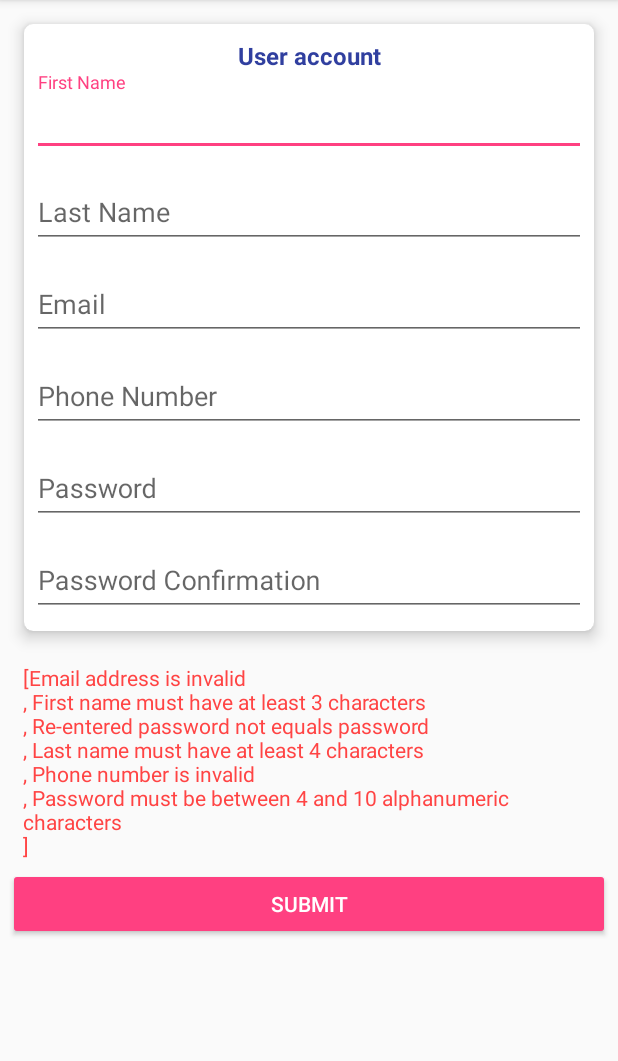
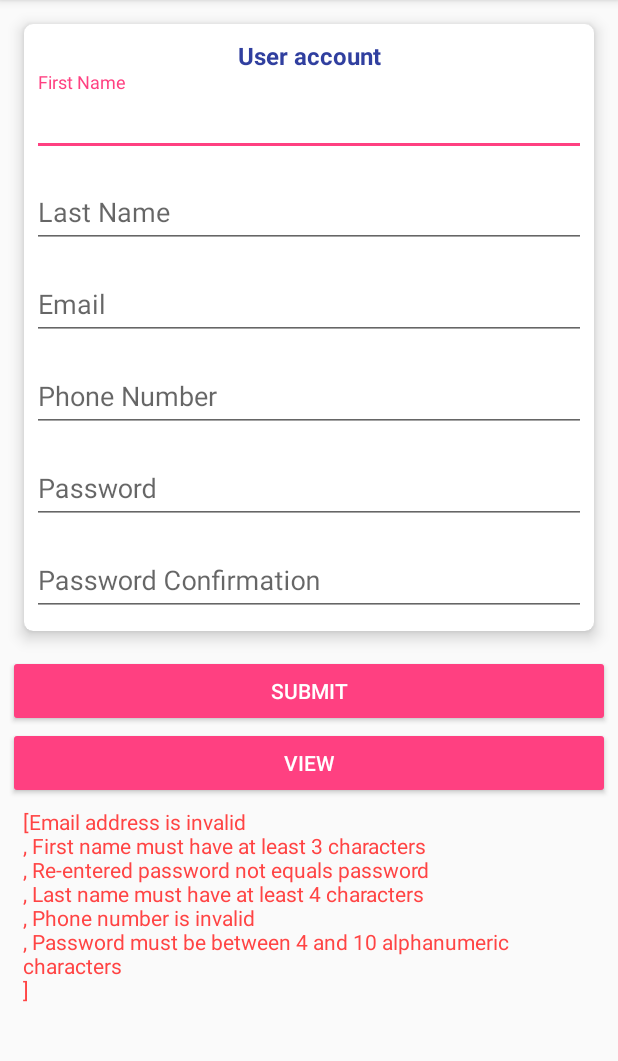
Before and after one commit to dsvnkna/mobile_developing_course, an Android app: the screen it shows after launch (MainActivity), after a tap on "SUBMIT", on a phone screen of 412 x 824 dp, the part 84-1145 px from its top. Run offline under Robolectric (Android 15) with nearby library versions, the phone set to English and light mode, and no system bars.

```diff
--- a/app/src/main/java/lab/dsvnkna/mobile_lab/MainActivity.java
+++ b/app/src/main/java/lab/dsvnkna/mobile_lab/MainActivity.java
@@ -1,5 +1,8 @@
 package lab.dsvnkna.mobile_lab;
 
+import android.content.Context;
+import android.content.Intent;
+import android.content.SharedPreferences;
 import android.os.Bundle;
 import android.support.design.widget.FloatingActionButton;
 import android.support.design.widget.Snackbar;
@@ -7,8 +10,6 @@ import android.support.v7.app.AppCompatActivity;
 import android.support.v7.widget.Toolbar;
 import android.util.Patterns;
 import android.view.View;
-import android.view.Menu;
-import android.view.MenuItem;
 import android.widget.Button;
 import android.widget.EditText;
 import android.widget.TextView;
@@ -25,6 +26,10 @@ public class MainActivity extends AppCompatActivity {
     private EditText inputPhone;
     private EditText inputPassword;
     private EditText inputPasswordReEnter;
+    private String firstName;
+    private String lastName;
+    private String email;
+    private String phone;
 
     @Override
     protected void onCreate(Bundle savedInstanceState) {
@@ -38,21 +43,36 @@ public class MainActivity extends AppCompatActivity {
         inputPassword = findViewById(R.id.input_password);
         inputPasswordReEnter = findViewById(R.id.input_password_conf);
         errorText = findViewById(R.id.error_text);
+        Button viewListButton = findViewById(R.id.view_list_button);
         Button submitButton = findViewById(R.id.submit_button);
         setSupportActionBar(toolbar);
-
 
         submitButton.setOnClickListener(new View.OnClickListener() {
             @Override
             public void onClick(View view) {
                 userValidation();
-                cleanUserData(view);
+                saveAndCleanUserData(view);
+            }
+        });
+        viewListButton.setOnClickListener(new View.OnClickListener() {
+            @Override
+            public void onClick(View view) {
+                Intent intent = new Intent(MainActivity.this, UserActivity.class);
+                startActivity(intent);
             }
         });
     }
 
-    private void cleanUserData(View view) {
+    private void saveAndCleanUserData(View view) {
         if (errorsSet.isEmpty()) {
+            SharedPreferences sharedPref = getSharedPreferences(Constants.USER_DATA_KEY,
+                    Context.MODE_PRIVATE);
+            SharedPreferences.Editor editor = sharedPref.edit();
+            editor.putString(Constants.FIRST_NAME_KEY, firstName);
+            editor.putString(Constants.LAST_NAME_KEY, lastName);
+            editor.putString(Constants.PHONE_KEY, phone);
+            editor.putString(Constants.EMAIL_KEY, email);
+            editor.apply();
             inputFirstName.setText("");
             inputLastName.setText("");
             inputPhone.setText("");
@@ -74,7 +94,7 @@ public class MainActivity extends AppCompatActivity {
     }
 
     private void firstNameValidation() {
-        String firstName = inputFirstName.getText().toString();
+        firstName = inputFirstName.getText().toString();
         if (firstName.isEmpty() || firstName.length() < 3) {
             errorsSet.add(getString(R.string.short_first_name_error));
         } else if (Character.isLowerCase(firstName.charAt(0))) {
@@ -86,7 +106,7 @@ public class MainActivity extends AppCompatActivity {
     }
 
     private void lastNameValidation() {
-        String lastName = inputLastName.getText().toString();
+        lastName = inputLastName.getText().toString();
         if (lastName.isEmpty() || lastName.length() < 4) {
             errorsSet.add(getString(R.string.short_last_name_error));
         } else if (Character.isLowerCase(lastName.charAt(0))) {
@@ -98,7 +118,7 @@ public class MainActivity extends AppCompatActivity {
     }
 
     private void emailValidation() {
-        String email = inputEmail.getText().toString();
+        email = inputEmail.getText().toString();
         if (email.isEmpty() || !Patterns.EMAIL_ADDRESS.matcher(email).matches()) {
             errorsSet.add(getString(R.string.invalid_email_error));
         } else {
@@ -107,7 +127,7 @@ public class MainActivity extends AppCompatActivity {
     }
 
     private void phoneValidation() {
-        String phone = inputPhone.getText().toString();
+        phone = inputPhone.getText().toString();
         if (phone.isEmpty() || !Patterns.PHONE.matcher(phone).matches()) {
             errorsSet.add(getString(R.string.invalid_phone_error));
         } else {
--- a/app/src/main/res/layout/content_main.xml
+++ b/app/src/main/res/layout/content_main.xml
@@ -1,5 +1,4 @@
 <?xml version="1.0" encoding="utf-8"?>
-
 <ScrollView xmlns:android="http://schemas.android.com/apk/res/android"
     xmlns:app="http://schemas.android.com/apk/res-auto"
     xmlns:tools="http://schemas.android.com/tools"
@@ -122,16 +121,6 @@
             </LinearLayout>
         </android.support.v7.widget.CardView>
 
-        <TextView
-            android:id="@+id/error_text"
-            android:layout_width="match_parent"
-            android:layout_height="wrap_content"
-            android:layout_marginBottom="5dp"
-            android:layout_marginEnd="15dp"
-            android:layout_marginStart="15dp"
-            android:layout_marginTop="5dp"
-            android:text=""
-            android:textColor="@android:color/holo_red_light" />
         <Button
             android:id="@+id/submit_button"
             style="@style/Widget.AppCompat.Button.Colored"
@@ -145,5 +134,30 @@
             android:focusable="true"
             android:text="submit"
             tools:ignore="MissingConstraints" />
+
+        <Button
+            android:id="@+id/view_list_button"
+            style="@style/Widget.AppCompat.Button.Colored"
+            android:layout_width="match_parent"
+            android:layout_height="wrap_content"
+            android:layout_alignParentEnd="true"
+            android:layout_below="@+id/rror_text"
+            android:layout_marginEnd="5dp"
+            android:layout_marginStart="5dp"
+            android:clickable="true"
+            android:focusable="true"
+            android:text="view"
+            tools:ignore="MissingConstraints" />
+
+        <TextView
+            android:id="@+id/error_text"
+            android:layout_width="match_parent"
+            android:layout_height="wrap_content"
+            android:layout_marginBottom="5dp"
+            android:layout_marginEnd="15dp"
+            android:layout_marginStart="15dp"
+            android:layout_marginTop="5dp"
+            android:text=""
+            android:textColor="@android:color/holo_red_light" />
     </LinearLayout>
 </ScrollView>
```
Also changed, not shown: app/src/main/AndroidManifest.xml (+11 -1 lines), app/src/main/java/lab/dsvnkna/mobile_lab/Constants.java (added, +9 -0 lines), app/src/main/java/lab/dsvnkna/mobile_lab/UserActivity.java (added, +39 -0 lines), app/src/main/res/layout/activity_user.xml (added, +17 -0 lines).
